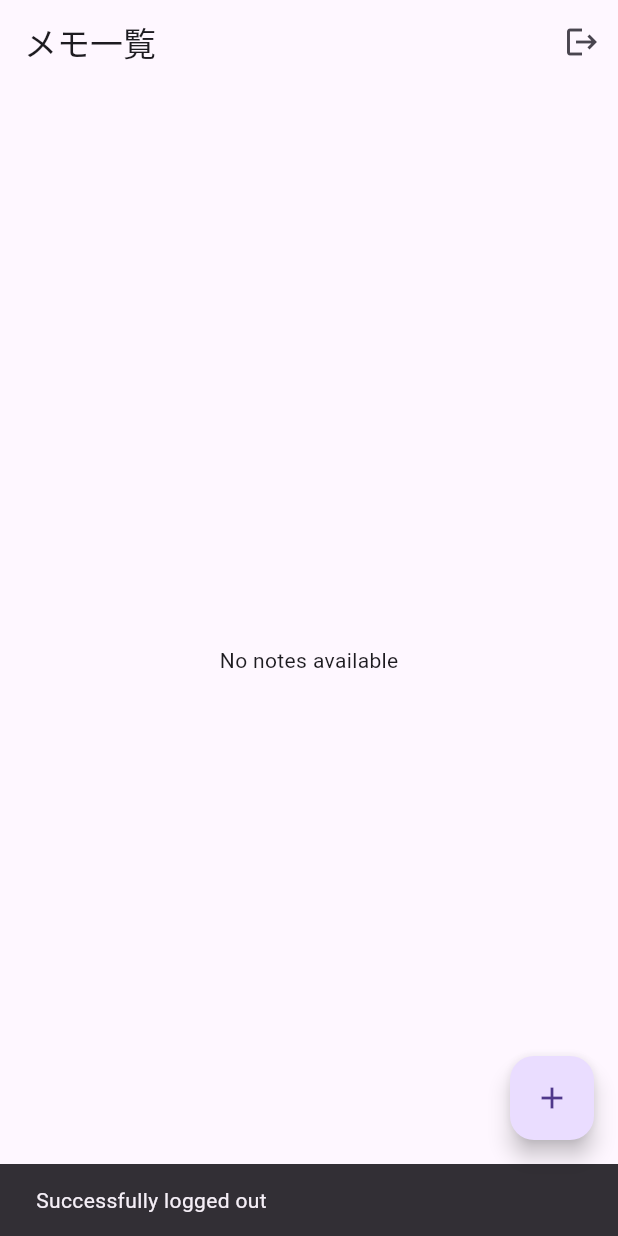
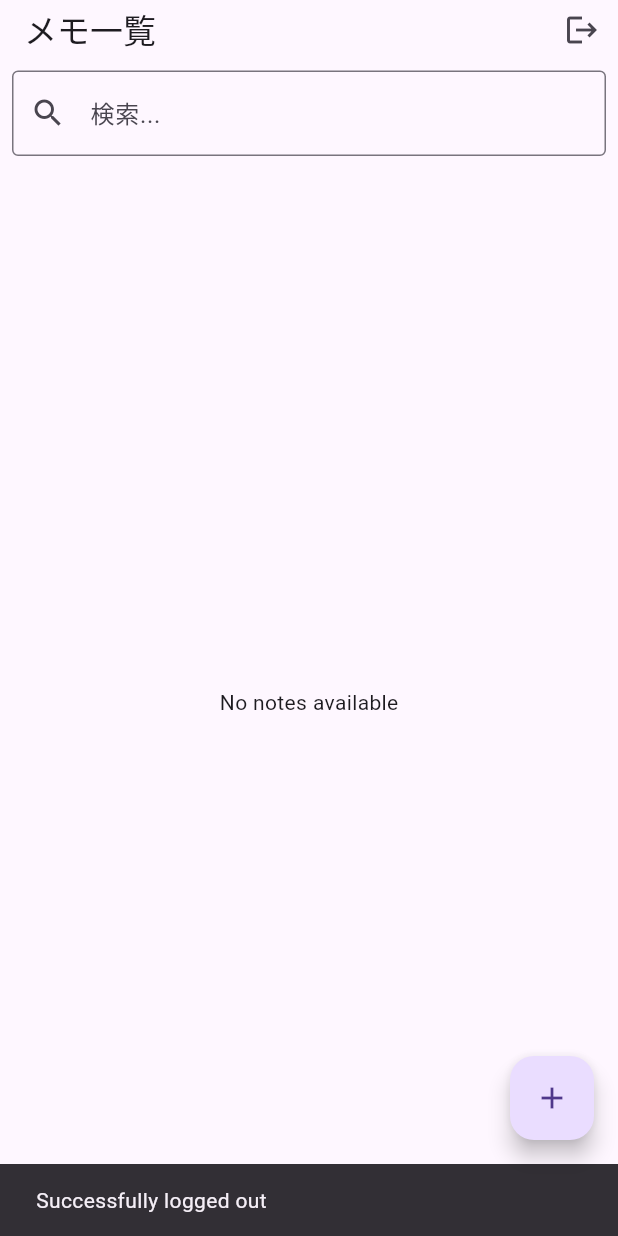
Before and after one commit to RikuoUmemoto/memocho2024app, a Flutter app: the HomeScreen screen opened directly, after a tap on the "logout" icon, on a phone screen of 412 x 824 dp. Run offline on Flutter 3.47's test engine with Material 3 defaults, Android fonts, the phone set to English and light mode, and no system bars; our stand-ins replace cloud_firestore, firebase_auth, firebase_core; accounts and stored records are empty.

Commit message:
メモ検索機能実装

```diff
--- a/lib/screens/home_screen.dart
+++ b/lib/screens/home_screen.dart
@@ -14,7 +14,9 @@ class HomeScreen extends StatefulWidget {
 class _HomeScreenState extends State<HomeScreen> {
   final FirebaseManager _firebaseManager = FirebaseManager();
   List<Map<String, dynamic>> _notes = [];
+  List<Map<String, dynamic>> _filteredNotes = []; // 検索後のメモを格納
   bool _isLoading = false;
+  String _searchQuery = ''; // 検索クエリ
 
   @override
   void initState() {
@@ -40,6 +42,7 @@ class _HomeScreenState extends State<HomeScreen> {
       setState(
         () {
           _notes = notesMap;
+          _filteredNotes = notesMap; // 初期状態ではフィルタリングしない
         },
       );
     } catch (e) {
@@ -53,6 +56,30 @@ class _HomeScreenState extends State<HomeScreen> {
         },
       );
     }
+  }
+
+  // 検索処理
+  void _searchNotes(String query) {
+    setState(
+      () {
+        _searchQuery = query;
+        _filteredNotes = _notes.where((note) {
+          // タイトルや内容、タグにクエリが含まれているかをチェック
+          final titleContainsQuery =
+              note['title'].toLowerCase().contains(query.toLowerCase());
+          final contentContainsQuery =
+              note['content'].toLowerCase().contains(query.toLowerCase());
+          final tagsContainQuery = (note['tags'] as List<dynamic>?)?.any(
+                  (tag) => tag
+                      .toString()
+                      .toLowerCase()
+                      .contains(query.toLowerCase())) ??
+              false;
+
+          return titleContainsQuery || contentContainsQuery || tagsContainQuery;
+        }).toList();
+      },
+    );
   }
 
   Future<void> _navigateToEditor({String? noteId}) async {
@@ -69,11 +96,9 @@ class _HomeScreenState extends State<HomeScreen> {
   Future<void> _logout() async {
     try {
       await FirebaseAuth.instance.signOut();
-      // ログアウト後の遷移など、必要な処理を追加
       ScaffoldMessenger.of(context).showSnackBar(
         const SnackBar(content: Text('Successfully logged out')),
       );
-      // ログアウト後にホーム画面をリダイレクトする場合
       Navigator.pushReplacementNamed(context, '/login'); // ログイン画面に遷移
     } catch (e) {
       ScaffoldMessenger.of(context).showSnackBar(
@@ -93,15 +118,29 @@ class _HomeScreenState extends State<HomeScreen> {
             onPressed: _logout,
           ),
         ],
+        bottom: PreferredSize(
+          preferredSize: const Size.fromHeight(56.0), // 高さ調整
+          child: Padding(
+            padding: const EdgeInsets.all(8.0),
+            child: TextField(
+              decoration: const InputDecoration(
+                hintText: '検索...',
+                prefixIcon: Icon(Icons.search),
+                border: OutlineInputBorder(),
+              ),
+              onChanged: _searchNotes, // 入力が変更されるたびに検索を実行
+            ),
+          ),
+        ),
       ),
       body: _isLoading
           ? const Center(child: CircularProgressIndicator())
-          : _notes.isEmpty
+          : _filteredNotes.isEmpty
               ? const Center(child: Text('No notes available'))
               : ListView.builder(
-                  itemCount: _notes.length,
+                  itemCount: _filteredNotes.length,
                   itemBuilder: (BuildContext context, int index) {
-                    final Map<String, dynamic> note = _notes[index];
+                    final Map<String, dynamic> note = _filteredNotes[index];
                     final List<String> tags =
                         List<String>.from(note['tags'] ?? []);
 
```
